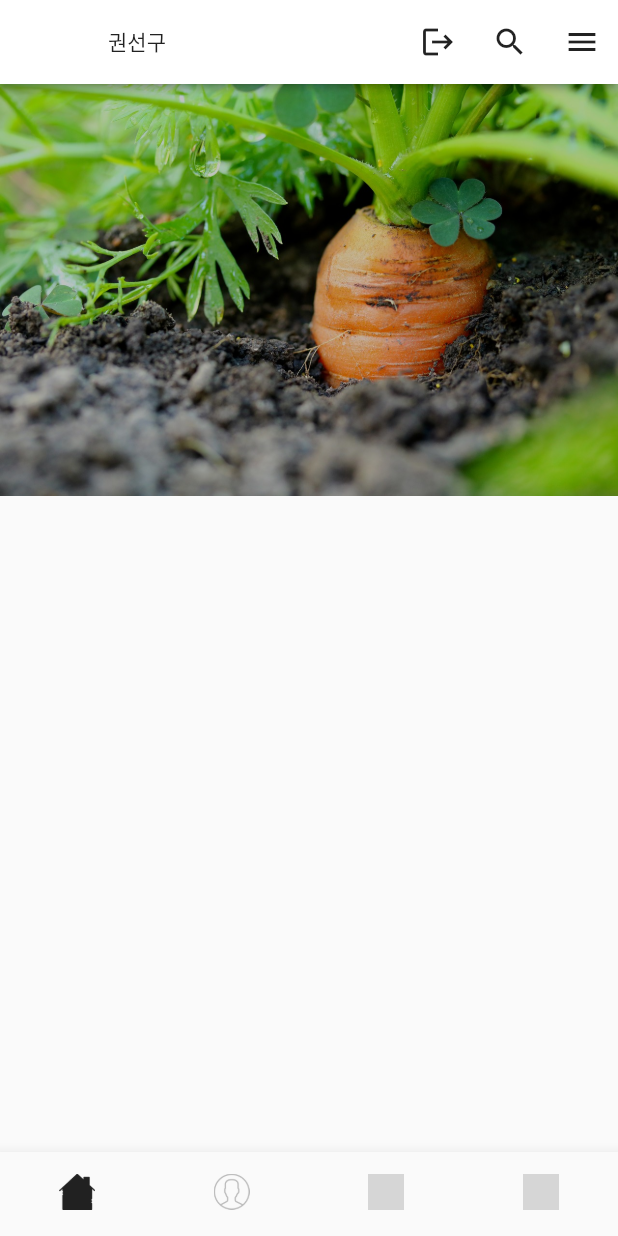
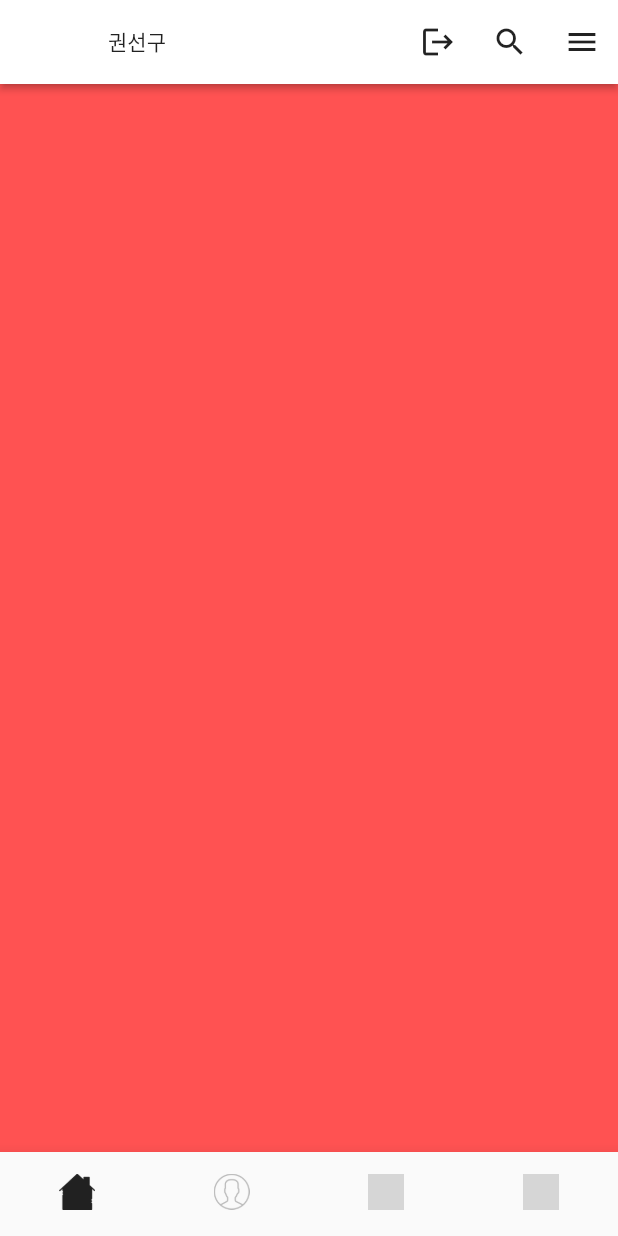
Before and after one commit to reload1bronze/carrot_market_clone, a Flutter app: the HomeScreen screen opened directly, on a phone screen of 412 x 824 dp. Run offline on Flutter 3.47's test engine with Material 2 defaults, Android fonts, the phone set to English and light mode, and no system bars; drawn by our look-alikes of extended_image; our stand-ins replace dio, flutter_multi_formatter, location, logger, shared_preferences; accounts and stored records are empty; grey boxes are pictures that could not be loaded.

Commit message:
style: HomeScreen IndexedStack

```diff
--- a/lib/screens/home_screen.dart
+++ b/lib/screens/home_screen.dart
@@ -39,12 +39,22 @@ class _HomeScreenState extends State<HomeScreen> {
           ),
         ],
       ),
-      body: Center(
-        child: Column(
-          children: [
-            ExtendedImage.asset('assets/images/carrot.jpg'),
-          ],
-        ),
+      body: IndexedStack(
+        index: _bottomeSelectedIndex,
+        children: [
+          Container(
+            color: Colors.accents[0],
+          ),
+          Container(
+            color: Colors.accents[1],
+          ),
+          Container(
+            color: Colors.accents[2],
+          ),
+          Container(
+            color: Colors.accents[3],
+          ),
+        ],
       ),
       bottomNavigationBar: BottomNavigationBar(
         currentIndex: _bottomeSelectedIndex,
```
